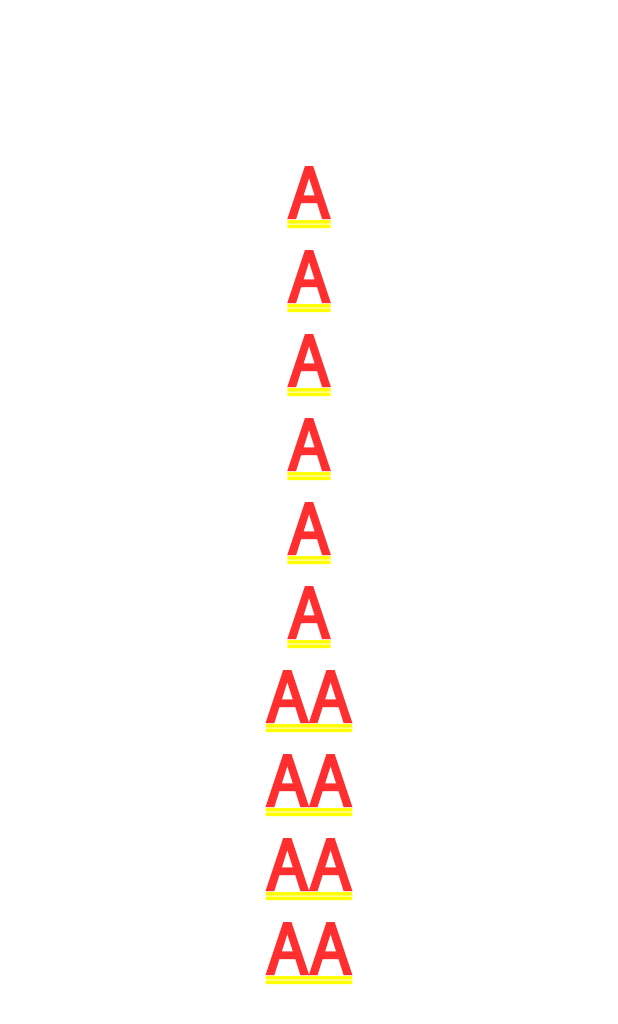
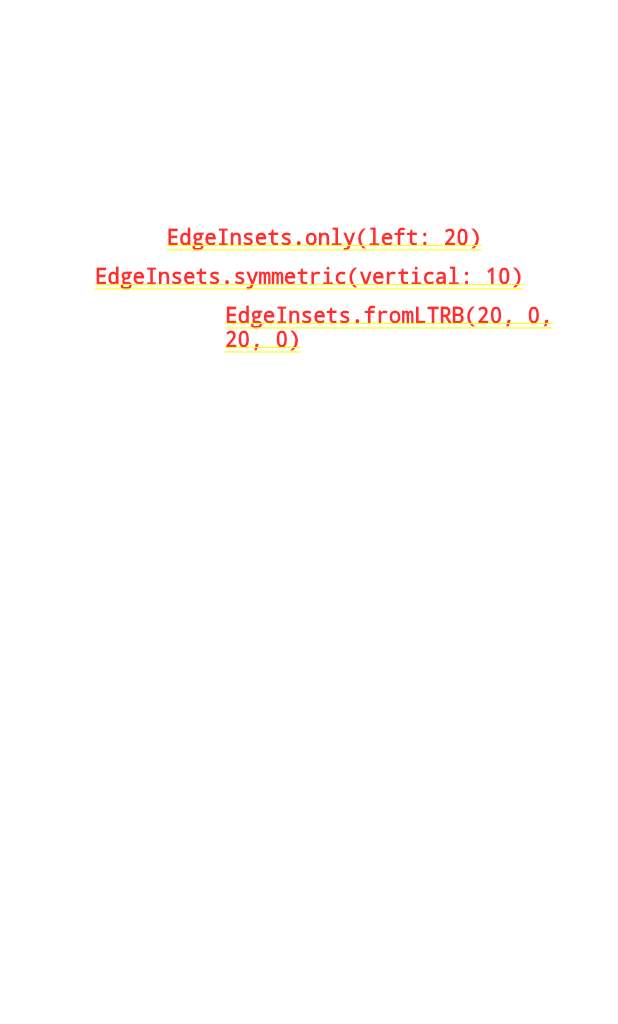
Before and after one commit to LeeWongSnail/FlutterLearning, a Flutter app: the screen it shows after launch, on a phone screen of 412 x 824 dp. Shown: the top 1024 px of the screen. Run offline on Flutter 3.47's test engine with Material 2 defaults, Android fonts, the phone set to English and light mode, and no system bars.

Commit message:
[comments]：添加padding学习记录 [jira_id]：none [version]：

```diff
--- a/Demo/flutterui/lib/main.dart
+++ b/Demo/flutterui/lib/main.dart
@@ -25,123 +25,26 @@ class MyApp extends StatelessWidget {
         // is not restarted.
         primarySwatch: Colors.blue,
       ),
-      home: const LayoutBuilderRoute(),
+      home: const PaddingTestRoute(),
     );
   }
 }
 
-
-class ResponsiveColumn extends StatelessWidget {
-  const ResponsiveColumn({Key? key, required this.children}) : super(key: key);
-
-  final List <Widget> children;
+class PaddingTestRoute extends StatelessWidget {
+  const PaddingTestRoute({Key? key}) : super(key: key);
 
   @override
   Widget build(BuildContext context) {
-    return LayoutBuilder(builder: (BuildContext context, BoxConstraints constraints) {
-      if (constraints.maxWidth < 200) {
-        // 最大的宽度小于200 则显示单列
-        return Column(children: children, mainAxisSize: MainAxisSize.min,);
-      } else {
-        // 最大宽度大于200 则展示双列
-        // 这里需要将数据拆分成一行两列的形式
-        var _children = <Widget>[];
-        for(var i = 0; i < children.length; i = i+2) {
-          // 需要判断是否还存在下一个
-          if (i+1 < children.length) {
-            // 还有下一个
-            _children.add(Row(
-              children: [children[i], children[i+1]],
-              mainAxisSize: MainAxisSize.min,
-            ));
-          } else {
-            _children.add(children[i]);
-          }
-        }
-        return Column(children: _children, mainAxisSize: MainAxisSize.min,);
-      }
-    });
-  }
-}
-
-
-class LayoutBuilderRoute extends StatelessWidget {
-  const LayoutBuilderRoute({Key? key}) : super(key: key);
-
-  @override
-  Widget build(BuildContext context) {
-    var _children = List.filled(6, Text('A'));
-    // Column 在本市李忠在水平方向的最大宽度为屏幕的宽度
-    return Column(
-      children: [
-        Container(width: 100, height: 100,),
-        SizedBox(width: 190, child: ResponsiveColumn(children: _children,),),
-        ResponsiveColumn(children: _children),
-        LayoutLogPrint(child: Text('AA')), // flutter: Text("AA"): BoxConstraints(0.0<=w<=393.0, 0.0<=h<=Infinity)
-      ],
+    return Padding(padding: EdgeInsets.only(top: 150),
+      child: Column(
+        crossAxisAlignment: CrossAxisAlignment.center,
+        mainAxisSize: MainAxisSize.min,
+        children: [
+          Padding(padding: EdgeInsets.only(left: 20), child: Text('EdgeInsets.only(left: 20)', style: TextStyle(fontSize: 14),),),
+          Padding(padding: EdgeInsets.symmetric(vertical: 10), child: Text('EdgeInsets.symmetric(vertical: 10)', style: TextStyle(fontSize: 14)),),
+          Padding(padding: EdgeInsets.fromLTRB(150, 0, 20, 0),child: Text('EdgeInsets.fromLTRB(20, 0, 20, 0)', style: TextStyle(fontSize: 14)),)
+        ],
+      ),
     );
   }
 }
-
-class LayoutLogPrint<T> extends StatelessWidget {
-  const LayoutLogPrint ({Key? key, this.tag, required this.child}) : super(key: key);
-
-  final Widget child;
-  final T? tag; // 指定的日志
-
-  @override
-  Widget build(BuildContext context) {
-    return LayoutBuilder(builder: (_, constraints) {
-      assert(() {
-        print('${tag ?? key ?? child}: $constraints');
-        return true;
-      }());
-      return child;
-    });
-  }
-}
-
-
-
-
-
-
-class ProgressRoute extends StatefulWidget {
-  const ProgressRoute({Key? key}) : super(key: key);
-
-  @override
-  _ProgressRouteState createState() => _ProgressRouteState();
-}
-
-class _ProgressRouteState extends State<ProgressRoute> with SingleTickerProviderStateMixin {
-
-  late AnimationController _animationController;
-
-  @override
-  void initState() {
-    _animationController = AnimationController(vsync: this, duration: Duration(seconds: 10));
-    _animationController.forward();
-    _animationController.addListener(() => setState(() => {}));
-    // TODO: implement initState
-    super.initState();
-  }
-
-  @override
-  void dispose() {
-    _animationController.dispose();
-    // TODO: implement dispose
-    super.dispose();
-  }
-
-  Widget redBox = DecoratedBox(decoration: BoxDecoration(color: Colors.red));
-
-  @override
-  Widget build(BuildContext context) {
-    return Scaffold(
-      appBar: AppBar(
-        title: Text('Box'),
-      ),
-      body: Container(),
-    );
-  }
-}
```
Also changed, not shown: Demo/flutterui/lib/flutterui_layoutbuilder.dart (added, +71 -0 lines), res/flutterui_padding.png (added), 1 other file.
